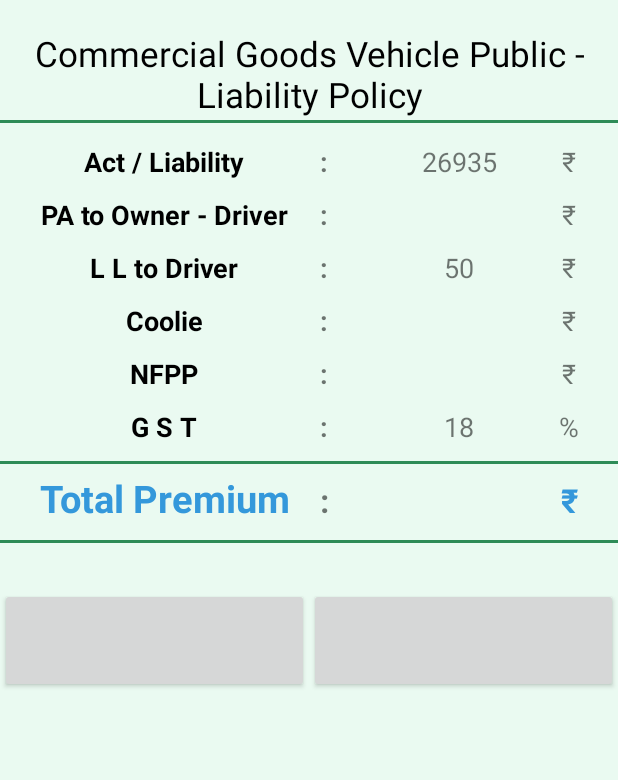
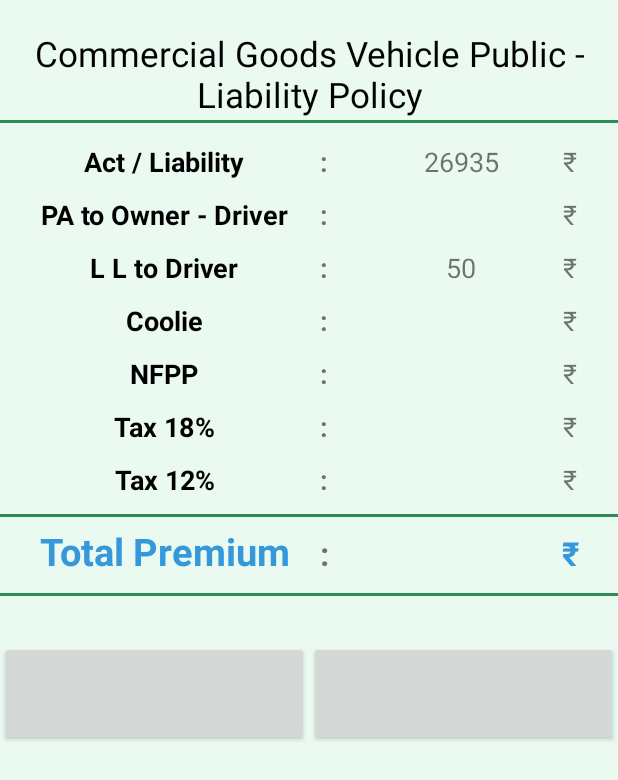
Before and after one commit to abhishekds94/InsurancePremiumCalculator, an Android app: the layout lpdisplay_com_goods_public_12000.xml on its own in the app's theme, with its tools: preview values and no code run, on a phone screen of 412 x 824 dp. Shown: the top 780 px of the screen. Run offline under Robolectric (Android 15) with nearby library versions, the phone set to English and light mode, and no system bars; plain views replace CircleButton.

Commit message:
Tax value addition in Goods - LP Public upto 12000

```diff
--- a/app/src/main/res/layout/lpdisplay_com_goods_public_12000.xml
+++ b/app/src/main/res/layout/lpdisplay_com_goods_public_12000.xml
@@ -263,18 +263,16 @@
                 </TableRow>
 
 
-
-
                 <TableRow
                     android:padding="5dp">
 
                     <TextView
-                        android:id="@+id/lpdisplay_com_goods_public_12000_tax"
+                        android:id="@+id/lpdisplay_com_goods_public_12000_tax18"
                         android:layout_width="wrap_content"
                         android:layout_height="wrap_content"
                         android:layout_weight="1"
                         android:textAlignment="center"
-                        android:text="@string/service_tax"
+                        android:text="@string/service_tax18"
                         android:textStyle="bold"
                         android:textSize="18dp"
                         android:textColor="@android:color/black"/>
@@ -289,23 +287,61 @@
                         android:textStyle="bold" />
 
                     <TextView
-                        android:id="@+id/lpdisplay_com_goods_public_12000_tax_value"
+                        android:id="@+id/lpdisplay_com_goods_public_12000_tax18_value"
                         android:layout_width="wrap_content"
                         android:layout_height="wrap_content"
                         android:layout_weight="1"
-                        android:text="@string/tax_val"
                         android:textAlignment="center"
                         android:textSize="18dp" />
-
 
                     <TextView
                         android:layout_width="wrap_content"
                         android:layout_height="wrap_content"
                         android:layout_weight="1"
-                        android:text="@string/per_symbol"
+                        android:text="@string/rupee_symbol"
+                        android:textAlignment="center"
+                        android:textSize="18dp" />
+                </TableRow>
+
+
+                <TableRow
+                    android:padding="5dp">
+
+                    <TextView
+                        android:id="@+id/lpdisplay_com_goods_public_12000_tax12"
+                        android:layout_width="wrap_content"
+                        android:layout_height="wrap_content"
+                        android:layout_weight="1"
+                        android:textAlignment="center"
+                        android:text="@string/service_tax12"
+                        android:textStyle="bold"
+                        android:textSize="18dp"
+                        android:textColor="@android:color/black"/>
+
+                    <TextView
+                        android:layout_width="wrap_content"
+                        android:layout_height="wrap_content"
+                        android:layout_weight="1"
+                        android:text="@string/colon_symb"
+                        android:textAlignment="textStart"
+                        android:textSize="18dp"
+                        android:textStyle="bold" />
+
+                    <TextView
+                        android:id="@+id/lpdisplay_com_goods_public_12000_tax12_value"
+                        android:layout_width="wrap_content"
+                        android:layout_height="wrap_content"
+                        android:layout_weight="1"
                         android:textAlignment="center"
                         android:textSize="18dp" />
 
+                    <TextView
+                        android:layout_width="wrap_content"
+                        android:layout_height="wrap_content"
+                        android:layout_weight="1"
+                        android:text="@string/rupee_symbol"
+                        android:textAlignment="center"
+                        android:textSize="18dp" />
                 </TableRow>
 
 
--- a/app/src/main/res/layout/lpdisplay_com_goods_public_7500.xml
+++ b/app/src/main/res/layout/lpdisplay_com_goods_public_7500.xml
@@ -263,7 +263,6 @@
                 </TableRow>
 
 
-
                 <TableRow
                     android:padding="5dp">
 
```
Also changed, not shown: app/src/main/java/com/avidprogrammers/insurancepremiumcalculator/lpdisplay_com_goods_public_12000.java (+24 -6 lines).
